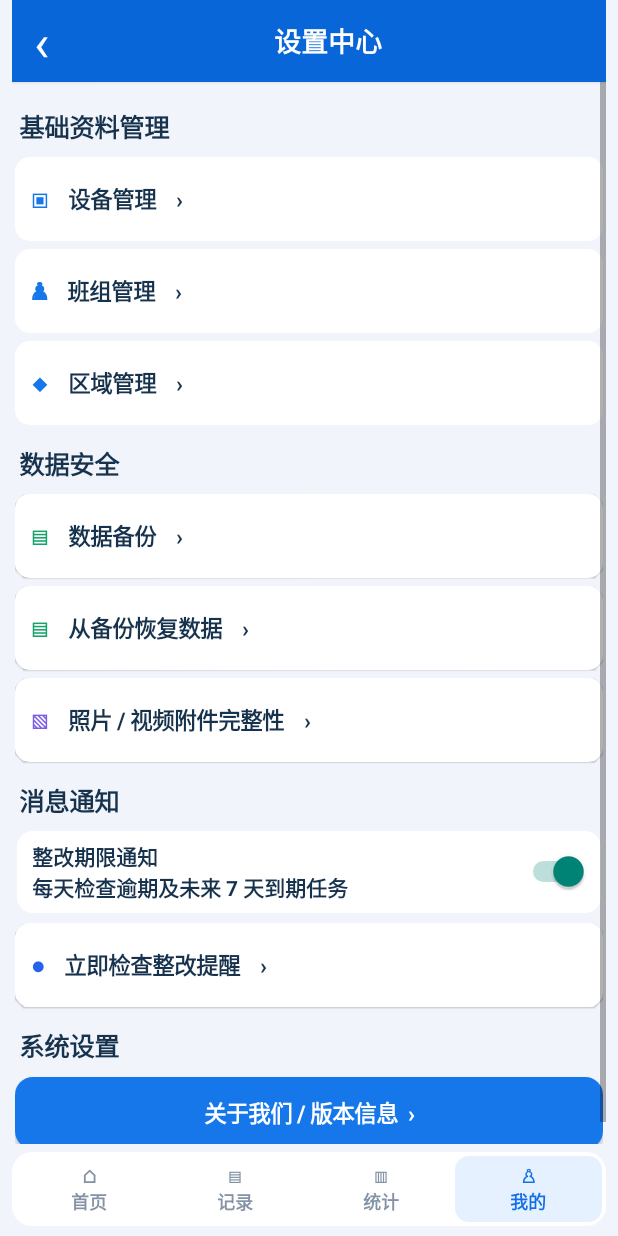
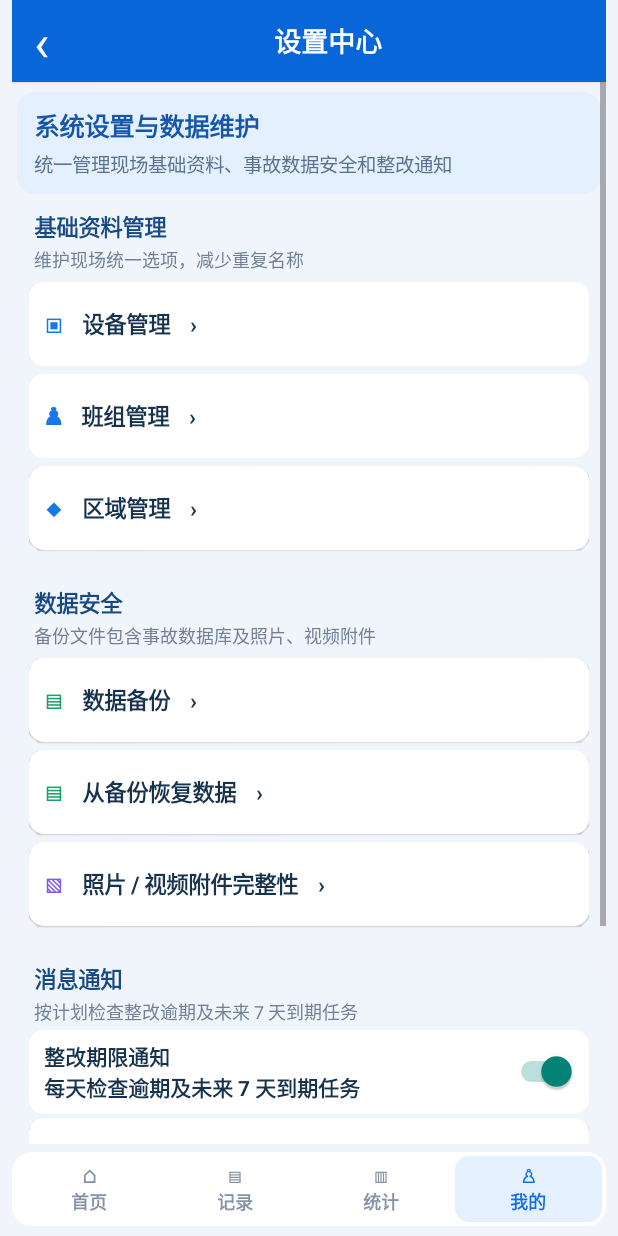
Before and after one commit to lei56602-glitch/ProductionIncidentLog, an Android app: the screen it shows after launch (MainActivity), after a tap on an icon or button, on a phone screen of 412 x 824 dp. Run offline under Robolectric (Android 15) with nearby library versions, the phone set to English and light mode, and no system bars.

Commit message:
Refine settings center with grouped industrial cards

```diff
--- a/app/src/main/java/com/productionincidentlog/MainActivity.java
+++ b/app/src/main/java/com/productionincidentlog/MainActivity.java
@@ -833,24 +833,73 @@ public class MainActivity extends Activity {
     private void showCatalog(String title,String[] values) {
         new AlertDialog.Builder(this).setTitle(title).setItems(values,(dialog,which)->{}).setPositiveButton("关闭",null).show();
     }
+    private LinearLayout settingsGroup(LinearLayout body,String title,String subtitle) {
+        LinearLayout group=new LinearLayout(this);
+        group.setOrientation(LinearLayout.VERTICAL);
+        group.setPadding(10,8,10,8);
+        group.setBackground(rounded(0xFFF0F5FB,18));
+        TextView heading=new TextView(this);
+        heading.setText(title);
+        heading.setTextColor(0xFF174A82);
+        heading.setTextSize(15);
+        heading.setTypeface(null,Typeface.BOLD);
+        heading.setPadding(5,3,5,2);
+        group.addView(heading);
+        if(subtitle!=null&&!subtitle.isEmpty()){
+            TextView note=new TextView(this);
+            note.setText(subtitle);
+            note.setTextColor(0xFF718096);
+            note.setTextSize(12);
+            note.setPadding(5,0,5,5);
+            group.addView(note);
+        }
+        LinearLayout.LayoutParams lp=new LinearLayout.LayoutParams(-1,-2);
+        lp.setMargins(2,5,2,8);
+        body.addView(group,lp);
+        return group;
+    }
     private void settingsCenter() {
-        page("设置中心"); ScrollView scroll=new ScrollView(this); LinearLayout body=new LinearLayout(this); body.setOrientation(LinearLayout.VERTICAL); body.setPadding(3,10,3,12); scroll.addView(body);
-        body.addView(sectionTitle("基础资料管理"));
-        body.addView(settingItem("设备管理",this::equipment));
-        body.addView(settingItem("班组管理",()->showCatalog("班组管理",new String[]{"A班","B班"})));
-        body.addView(settingItem("区域管理",()->showCatalog("区域管理",new String[]{"造粒","仓库"})));
-        body.addView(sectionTitle("数据安全"));
-        body.addView(settingItem("数据备份",this::startBackup));
-        body.addView(settingItem("从备份恢复数据",this::chooseRestore));
-        body.addView(settingItem("照片 / 视频附件完整性",this::checkAttachmentIntegrity));
-        body.addView(sectionTitle("消息通知"));
+        page("设置中心");
+        ScrollView scroll=new ScrollView(this);
+        LinearLayout body=new LinearLayout(this);
+        body.setOrientation(LinearLayout.VERTICAL);
+        body.setPadding(5,10,5,14);
+        scroll.addView(body);
+        LinearLayout intro=new LinearLayout(this);
+        intro.setOrientation(LinearLayout.VERTICAL);
+        intro.setPadding(17,15,17,15);
+        intro.setBackground(rounded(0xFFE5F0FF,18));
+        TextView introTitle=new TextView(this);
+        introTitle.setText("系统设置与数据维护");
+        introTitle.setTextColor(0xFF1556A8);
+        introTitle.setTextSize(17);
+        introTitle.setTypeface(null,Typeface.BOLD);
+        TextView introNote=new TextView(this);
+        introNote.setText("统一管理现场基础资料、事故数据安全和整改通知");
+        introNote.setTextColor(0xFF58718E);
+        introNote.setTextSize(13);
+        introNote.setPadding(0,5,0,0);
+        intro.addView(introTitle);
+        intro.addView(introNote);
+        body.addView(intro);
+        LinearLayout catalogs=settingsGroup(body,"基础资料管理","维护现场统一选项，减少重复名称");
+        catalogs.addView(settingItem("设备管理",this::equipment));
+        catalogs.addView(settingItem("班组管理",()->showCatalog("班组管理",new String[]{"A班","B班"})));
+        catalogs.addView(settingItem("区域管理",()->showCatalog("区域管理",new String[]{"造粒","仓库"})));
+        LinearLayout safety=settingsGroup(body,"数据安全","备份文件包含事故数据库及照片、视频附件");
+        safety.addView(settingItem("数据备份",this::startBackup));
+        safety.addView(settingItem("从备份恢复数据",this::chooseRestore));
+        safety.addView(settingItem("照片 / 视频附件完整性",this::checkAttachmentIntegrity));
+        LinearLayout notifications=settingsGroup(body,"消息通知","按计划检查整改逾期及未来 7 天到期任务");
         LinearLayout reminderRow=new LinearLayout(this);
         reminderRow.setGravity(android.view.Gravity.CENTER_VERTICAL);
-        reminderRow.setPadding(15,10,12,10);
-        reminderRow.setBackground(rounded(0xFFFFFFFF,16));
+        reminderRow.setPadding(15,11,12,11);
+        reminderRow.setBackground(rounded(0xFFFFFFFF,15));
         TextView reminderText=new TextView(this);
         reminderText.setText("整改期限通知\n每天检查逾期及未来 7 天到期任务");
-        reminderText.setTextColor(ink);reminderText.setTextSize(14);reminderText.setTypeface(null,Typeface.BOLD);
+        reminderText.setTextColor(ink);
+        reminderText.setTextSize(14);
+        reminderText.setTypeface(null,Typeface.BOLD);
         reminderRow.addView(reminderText,new LinearLayout.LayoutParams(0,-2,1));
         Switch reminderSwitch=new Switch(this);
         reminderSwitch.setChecked(IncidentReminderScheduler.isEnabled(this));
@@ -865,14 +914,14 @@ public class MainActivity extends Activity {
             }
             Toast.makeText(this,enabled?"整改通知已开启":"整改通知已关闭",Toast.LENGTH_SHORT).show();
         });
-        LinearLayout.LayoutParams reminderLp=new LinearLayout.LayoutParams(-1,-2);
-        reminderLp.setMargins(2,4,2,6);body.addView(reminderRow,reminderLp);
-        body.addView(settingItem("立即检查整改提醒",this::checkRemindersNow));
-        body.addView(sectionTitle("系统设置"));
-        body.addView(button("关于我们 / 版本信息  ›",()->new AlertDialog.Builder(this).setTitle("生产事故管理系统")
+        notifications.addView(reminderRow);
+        notifications.addView(settingItem("立即检查整改提醒",this::checkRemindersNow));
+        LinearLayout system=settingsGroup(body,"系统信息","查看当前安装版本与功能范围");
+        system.addView(button("关于我们 / 版本信息  ›",()->new AlertDialog.Builder(this).setTitle("生产事故管理系统")
             .setMessage("版本：1.0.0\n数据存储：本机 SQLite\n支持：事故登记、整改跟踪、统计分析、Excel / PDF 报表、数据备份恢复")
             .setPositiveButton("关闭",null).show()));
-        root.addView(scroll,new LinearLayout.LayoutParams(-1,0,1)); addBottomNav("我的");
+        root.addView(scroll,new LinearLayout.LayoutParams(-1,0,1));
+        addBottomNav("我的");
     }
     private void equipment() {
         page("设备档案管理");
```
